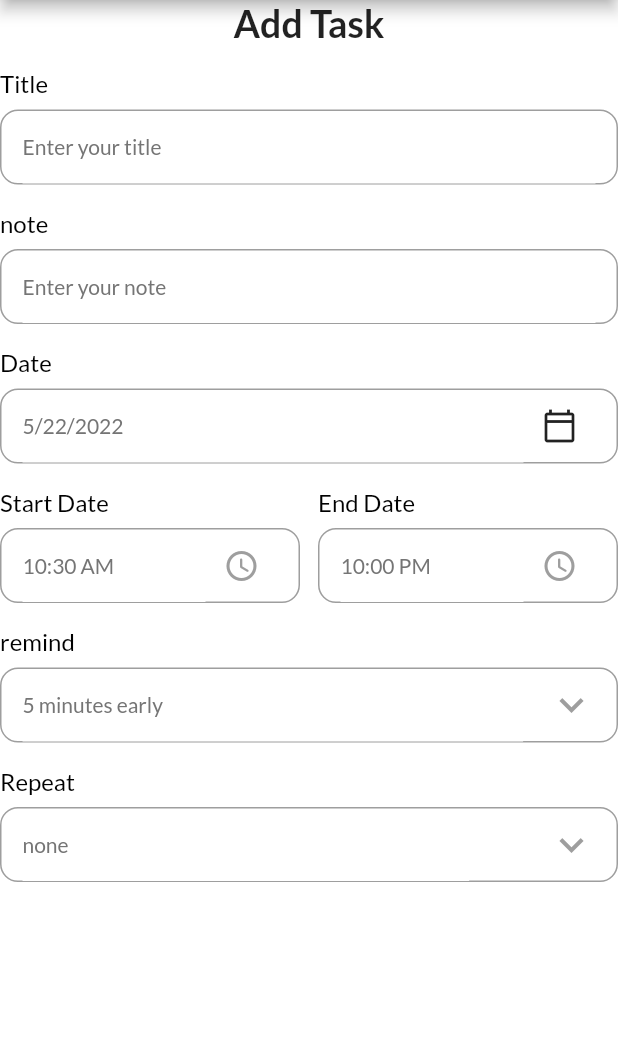
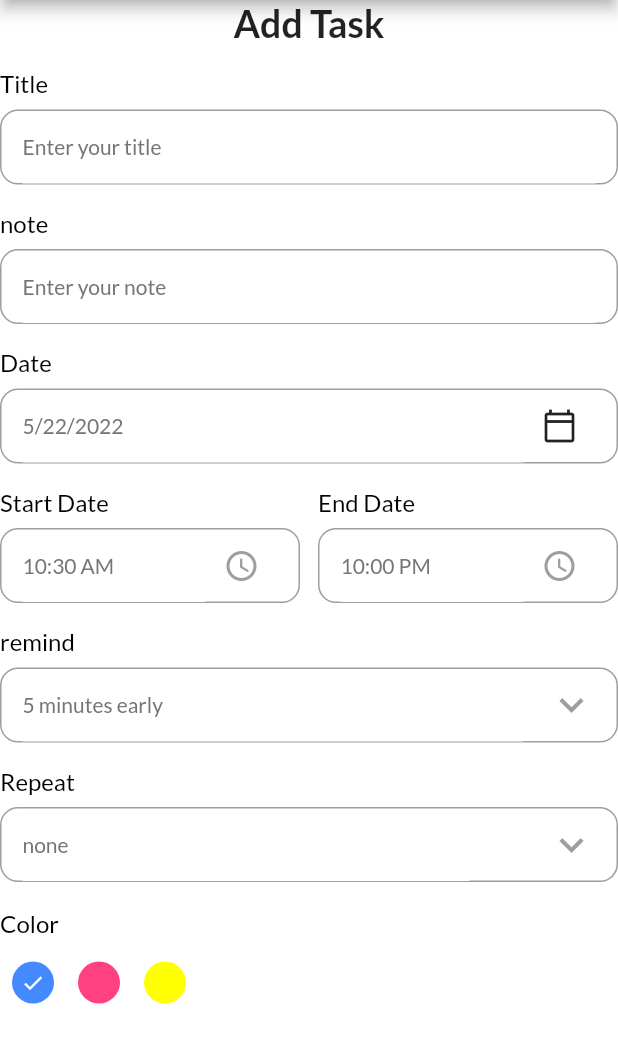
Before and after one commit to Medjasser/gestion_des_taches, a Flutter app: the AddTaskPage screen opened directly, on a phone screen of 412 x 824 dp, the part 84-1147 px from its top. Run offline on Flutter 3.47's test engine with Material 2 defaults, Android fonts, the phone set to English and light mode, and no system bars; our stand-ins replace date_picker_timeline, flutter_local_notifications, get, get_storage, google_fonts, timezone; accounts and stored records are empty.

Commit message:
ajouter radian button pour change le color

```diff
--- a/lib/projet/add_task_bar.dart
+++ b/lib/projet/add_task_bar.dart
@@ -33,6 +33,8 @@ class _AddTaskPageState extends State<AddTaskPage>{
     "Weekly",
     "Monthly"
   ];
+
+  int _selectedColor = 0;
 
 @override
 Widget build(BuildContext context) {
@@ -145,6 +147,13 @@ Widget build(BuildContext context) {
                     ).toList(),
                   )
               ),
+              SizedBox(height: 18,),
+              Row(
+                children: [
+                  _coloPallete()
+
+                ],
+              )
 
 
             ],
@@ -230,4 +239,44 @@ _showTimePicker(){
     );
 }
 
+_coloPallete(){
+  return Column(
+    crossAxisAlignment: CrossAxisAlignment.start,
+    children: [
+      Text("Color",
+        style:titleStyle,
+      ),
+      SizedBox(height: 8.0,),
+      Wrap(
+        children: List<Widget>.generate(
+            3,
+                (int index){
+              return GestureDetector(
+                onTap:(){
+                  setState(() {
+                    _selectedColor = index;
+                    print("$index");
+                  });
+
+
+                },
+                child: Padding (
+                  padding: const EdgeInsets.all( 8.0),
+                  child: CircleAvatar (
+                    radius: 14,
+                    backgroundColor: index==0?Colors.blueAccent:index==1?Colors.pinkAccent:Colors.yellowAccent,
+                    child: _selectedColor==index?Icon(Icons.done,
+                        color:Colors.white,
+                        size:16
+                    ):Container(),
+                  ),
+                ),
+              );
+            }
+        ),
+      )
+    ],
+  );
 }
+
+}
```
